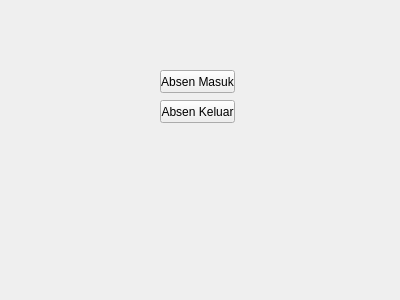
Before: the Qt Designer form pilihan.ui in christianbyu/Python-simple-absent-apps-with-pyqt5, drawn with Qt 5.
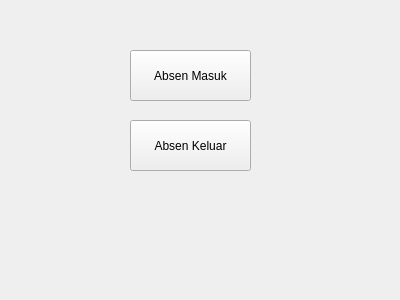
After: the same form once the commit is applied.

What changed in the file:
```diff
--- a/pilihan.ui
+++ b/pilihan.ui
@@ -19,10 +19,10 @@
   <widget class="QPushButton" name="AbsenMasuk">
    <property name="geometry">
     <rect>
-     <x>160</x>
-     <y>70</y>
-     <width>75</width>
-     <height>23</height>
+     <x>130</x>
+     <y>50</y>
+     <width>121</width>
+     <height>51</height>
     </rect>
    </property>
    <property name="text">
@@ -32,10 +32,10 @@
   <widget class="QPushButton" name="AbsenKeluar">
    <property name="geometry">
     <rect>
-     <x>160</x>
-     <y>100</y>
-     <width>75</width>
-     <height>23</height>
+     <x>130</x>
+     <y>120</y>
+     <width>121</width>
+     <height>51</height>
     </rect>
    </property>
    <property name="text">
```
